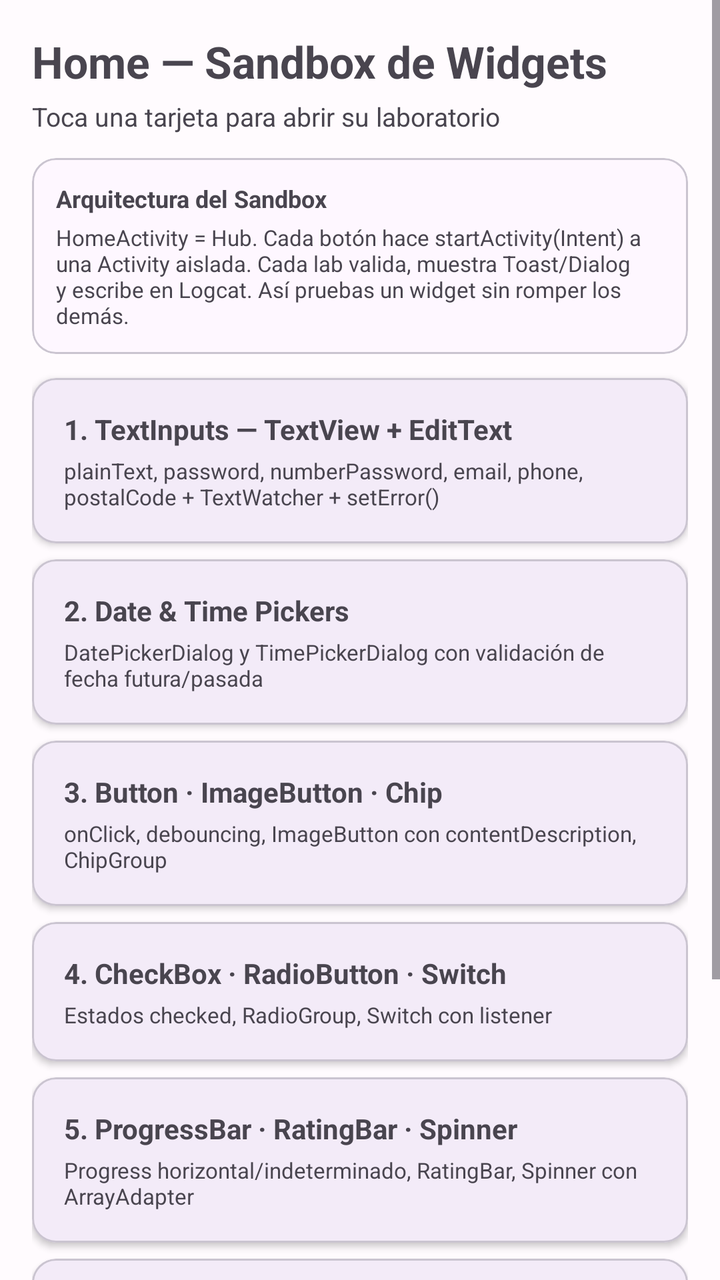
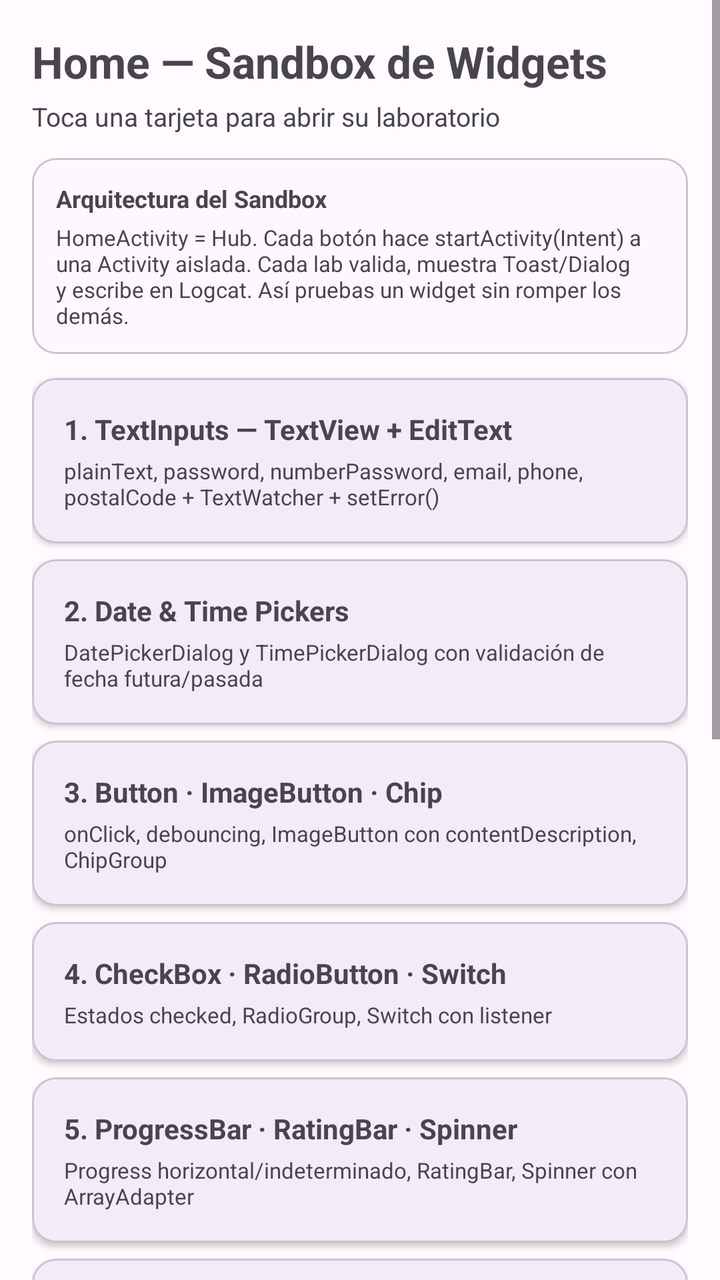

Two renders of the same Android screen: before a commit and after it. Below are the layout's source before the change and the commit's diff.
<!-- AndroidManifest.xml: application theme Theme.Sandbox -->
<!-- res/layout/activity_home.xml -->
<?xml version="1.0" encoding="utf-8"?>
<ScrollView xmlns:android="http://schemas.android.com/apk/res/android"
    xmlns:app="http://schemas.android.com/apk/res-auto"
    android:layout_width="match_parent"
    android:layout_height="match_parent"
    android:background="@color/surface">

    <LinearLayout
        android:layout_width="match_parent"
        android:layout_height="wrap_content"
        android:orientation="vertical"
        android:padding="16dp">

        <TextView
            android:layout_width="wrap_content"
            android:layout_height="wrap_content"
            android:text="@string/achome_title"
            android:textSize="22sp"
            android:textStyle="bold" />

        <TextView
            android:layout_width="wrap_content"
            android:layout_height="wrap_content"
            android:layout_marginTop="4dp"
            android:text="@string/achome_subtitle"
            android:textSize="13sp" />

        <com.google.android.material.card.MaterialCardView
            android:layout_width="match_parent"
            android:layout_height="wrap_content"
            android:layout_marginTop="12dp"
            app:cardElevation="0dp"
            app:strokeColor="@color/cardStroke"
            app:strokeWidth="1dp">

            <LinearLayout
                android:layout_width="match_parent"
                android:layout_height="wrap_content"
                android:orientation="vertical"
                android:padding="12dp">

                <TextView
                    android:layout_width="wrap_content"
                    android:layout_height="wrap_content"
                    android:text="@string/achome_arch_title"
                    android:textStyle="bold"
                    android:textSize="12sp" />

                <TextView
                    android:layout_width="wrap_content"
                    android:layout_height="wrap_content"
                    android:layout_marginTop="4dp"
                    android:text="@string/achome_arch_desc"
                    android:textSize="11sp" />
            </LinearLayout>
        </com.google.android.material.card.MaterialCardView>

        <com.google.android.material.card.MaterialCardView
            android:id="@+id/cardInputs"
            android:layout_width="match_parent"
            android:layout_height="wrap_content"
            android:layout_marginTop="12dp"
            app:cardElevation="2dp"
            android:clickable="true"
            android:focusable="true"
            android:foreground="?attr/selectableItemBackground">

            <LinearLayout
                android:layout_width="match_parent"
                android:layout_height="wrap_content"
                android:orientation="vertical"
                android:padding="16dp">

                <TextView
                    android:layout_width="wrap_content"
                    android:layout_height="wrap_content"
                    android:text="@string/achome_card_inputs"
                    android:textStyle="bold" />

                <TextView
                    android:layout_width="wrap_content"
                    android:layout_height="wrap_content"
                    android:layout_marginTop="4dp"
                    android:text="@string/achome_desc_inputs"
                    android:textSize="11sp" />
            </LinearLayout>
        </com.google.android.material.card.MaterialCardView>

        <com.google.android.material.card.MaterialCardView
            android:id="@+id/cardDateTime"
            android:layout_width="match_parent"
            android:layout_height="wrap_content"
            android:layout_marginTop="8dp"
            app:cardElevation="2dp"
            android:clickable="true"
            android:focusable="true"
            android:foreground="?attr/selectableItemBackground">

            <LinearLayout
                android:layout_width="match_parent"
                android:layout_height="wrap_content"
                android:orientation="vertical"
                android:padding="16dp">

                <TextView
                    android:layout_width="wrap_content"
                    android:layout_height="wrap_content"
                    android:text="@string/achome_card_datetime"
                    android:textStyle="bold" />

                <TextView
                    android:layout_width="wrap_content"
                    android:layout_height="wrap_content"
                    android:layout_marginTop="4dp"
                    android:text="@string/achome_desc_datetime"
                    android:textSize="11sp" />
            </LinearLayout>
        </com.google.android.material.card.MaterialCardView>

        <com.google.android.material.card.MaterialCardView
            android:id="@+id/cardButtons"
            android:layout_width="match_parent"
            android:layout_height="wrap_content"
            android:layout_marginTop="8dp"
            app:cardElevation="2dp"
            android:clickable="true"
            android:focusable="true"
            android:foreground="?attr/selectableItemBackground">

            <LinearLayout
                android:layout_width="match_parent"
                android:layout_height="wrap_content"
                android:orientation="vertical"
                android:padding="16dp">

                <TextView
                    android:layout_width="wrap_content"
                    android:layout_height="wrap_content"
                    android:text="@string/achome_card_buttons"
                    android:textStyle="bold" />

                <TextView
                    android:layout_width="wrap_content"
                    android:layout_height="wrap_content"
                    android:layout_marginTop="4dp"
                    android:text="@string/achome_desc_buttons"
                    android:textSize="11sp" />
            </LinearLayout>
        </com.google.android.material.card.MaterialCardView>

        <com.google.android.material.card.MaterialCardView
            android:id="@+id/cardSelection"
            android:layout_width="match_parent"
            android:layout_height="wrap_content"
            android:layout_marginTop="8dp"
            app:cardElevation="2dp"
            android:clickable="true"
            android:focusable="true"
            android:foreground="?attr/selectableItemBackground">

            <LinearLayout
                android:layout_width="match_parent"
                android:layout_height="wrap_content"
                android:orientation="vertical"
                android:padding="16dp">

                <TextView
                    android:layout_width="wrap_content"
                    android:layout_height="wrap_content"
                    android:text="@string/achome_card_selection"
                    android:textStyle="bold" />

                <TextView
                    android:layout_width="wrap_content"
                    android:layout_height="wrap_content"
                    android:layout_marginTop="4dp"
                    android:text="@string/achome_desc_selection"
                    android:textSize="11sp" />
            </LinearLayout>
        </com.google.android.material.card.MaterialCardView>

        <com.google.android.material.card.MaterialCardView
            android:id="@+id/cardFeedback"
            android:layout_width="match_parent"
            android:layout_height="wrap_content"
            android:layout_marginTop="8dp"
            app:cardElevation="2dp"
            android:clickable="true"
            android:focusable="true"
            android:foreground="?attr/selectableItemBackground">

            <LinearLayout
                android:layout_width="match_parent"
                android:layout_height="wrap_content"
                android:orientation="vertical"
                android:padding="16dp">

                <TextView
                    android:layout_width="wrap_content"
                    android:layout_height="wrap_content"
                    android:text="@string/achome_card_feedback"
                    android:textStyle="bold" />

                <TextView
                    android:layout_width="wrap_content"
                    android:layout_height="wrap_content"
                    android:layout_marginTop="4dp"
                    android:text="@string/achome_desc_feedback"
                    android:textSize="11sp" />
            </LinearLayout>
        </com.google.android.material.card.MaterialCardView>

        <com.google.android.material.card.MaterialCardView
            android:id="@+id/cardWebView"
            android:layout_width="match_parent"
            android:layout_height="wrap_content"
            android:layout_marginTop="8dp"
            app:cardElevation="2dp"
            android:clickable="true"
            android:focusable="true"
            android:foreground="?attr/selectableItemBackground">

            <LinearLayout
                android:layout_width="match_parent"
                android:layout_height="wrap_content"
                android:orientation="vertical"
                android:padding="16dp">

                <TextView
                    android:layout_width="wrap_content"
                    android:layout_height="wrap_content"
                    android:text="@string/achome_card_webview"
                    android:textStyle="bold" />

                <TextView
                    android:layout_width="wrap_content"
                    android:layout_height="wrap_content"
                    android:layout_marginTop="4dp"
                    android:text="@string/achome_desc_webview"
                    android:textSize="11sp" />
            </LinearLayout>
        </com.google.android.material.card.MaterialCardView>

        <com.google.android.material.card.MaterialCardView
            android:id="@+id/cardDialogs"
            android:layout_width="match_parent"
            android:layout_height="wrap_content"
            android:layout_marginTop="8dp"
            app:cardElevation="2dp"
            android:clickable="true"
            android:focusable="true"
            android:foreground="?attr/selectableItemBackground">

            <LinearLayout
                android:layout_width="match_parent"
                android:layout_height="wrap_content"
                android:orientation="vertical"
                android:padding="16dp">

                <TextView
                    android:layout_width="wrap_content"
                    android:layout_height="wrap_content"
                    android:text="@string/achome_card_dialogs"
                    android:textStyle="bold" />

                <TextView
                    android:layout_width="wrap_content"
                    android:layout_height="wrap_content"
                    android:layout_marginTop="4dp"
                    android:text="@string/achome_desc_dialogs"
                    android:textSize="11sp" />
            </LinearLayout>
        </com.google.android.material.card.MaterialCardView>

        <TextView
            android:layout_width="match_parent"
            android:layout_height="wrap_content"
            android:layout_marginTop="16dp"
            android:text="@string/achome_tip"
            android:textSize="11sp"
            android:textStyle="italic"
            android:gravity="center" />

    </LinearLayout>
</ScrollView>
<!-- resources referenced by this layout -->
<resources>
  <color name="cardStroke">#FFCAC4D0</color>
  <color name="surface">#FFFFFBFE</color>
  <string name="achome_arch_desc">HomeActivity = Hub. Cada botón hace startActivity(Intent) a una Activity aislada. Cada lab valida, muestra Toast/Dialog y escribe en Logcat. Así pruebas un widget sin romper los demás.</string>
  <string name="achome_arch_title">Arquitectura del Sandbox</string>
  <string name="achome_card_buttons">3. Button · ImageButton · Chip</string>
  <string name="achome_card_datetime">2. Date &amp; Time Pickers</string>
  <string name="achome_card_dialogs">7. Dialog · Toast · Logger</string>
  <string name="achome_card_feedback">5. ProgressBar · RatingBar · Spinner</string>
  <string name="achome_card_inputs">1. TextInputs — TextView + EditText</string>
  <string name="achome_card_selection">4. CheckBox · RadioButton · Switch</string>
  <string name="achome_card_webview">6. WebView</string>
  <string name="achome_desc_buttons">onClick, debouncing, ImageButton con contentDescription, ChipGroup</string>
  <string name="achome_desc_datetime">DatePickerDialog y TimePickerDialog con validación de fecha futura/pasada</string>
  <string name="achome_desc_dialogs">AlertDialog, Date/Time dialogs, Snackbar simulado con Toast, Log.v/d/i/w/e</string>
  <string name="achome_desc_feedback">Progress horizontal/indeterminado, RatingBar, Spinner con ArrayAdapter</string>
  <string name="achome_desc_inputs">plainText, password, numberPassword, email, phone, postalCode + TextWatcher + setError()</string>
  <string name="achome_desc_selection">Estados checked, RadioGroup, Switch con listener</string>
  <string name="achome_desc_webview">WebView + WebViewClient + permisos INTERNET</string>
  <string name="achome_subtitle">Toca una tarjeta para abrir su laboratorio</string>
  <string name="achome_tip">Tip: abre Logcat, filtra por SANDBOX_* para ver cada laboratorio.</string>
  <string name="achome_title">Home — Sandbox de Widgets</string>
  <style name="Theme.Sandbox" parent="Base.Theme.Sandbox" />
  <style name="Base.Theme.Sandbox" parent="Theme.Material3.DayNight.NoActionBar">
          
          
      </style>
</resources>

<!-- the commit's change to res/layout/activity_home.xml (unified diff, before → after) -->
@@ -272,6 +272,99 @@
             </LinearLayout>
         </com.google.android.material.card.MaterialCardView>
 
+        <com.google.android.material.card.MaterialCardView
+            android:id="@+id/cardLayouts"
+            android:layout_width="match_parent"
+            android:layout_height="wrap_content"
+            android:layout_marginTop="8dp"
+            app:cardElevation="2dp"
+            android:clickable="true"
+            android:focusable="true"
+            android:foreground="?attr/selectableItemBackground">
+
+            <LinearLayout
+                android:layout_width="match_parent"
+                android:layout_height="wrap_content"
+                android:orientation="vertical"
+                android:padding="16dp">
+
+                <TextView
+                    android:layout_width="wrap_content"
+                    android:layout_height="wrap_content"
+                    android:text="@string/achome_card_layouts"
+                    android:textStyle="bold" />
+
+                <TextView
+                    android:layout_width="wrap_content"
+                    android:layout_height="wrap_content"
+                    android:layout_marginTop="4dp"
+                    android:text="@string/achome_desc_layouts"
+                    android:textSize="11sp" />
+            </LinearLayout>
+        </com.google.android.material.card.MaterialCardView>
+
+        <com.google.android.material.card.MaterialCardView
+            android:id="@+id/cardScroll"
+            android:layout_width="match_parent"
+            android:layout_height="wrap_content"
+            android:layout_marginTop="8dp"
+            app:cardElevation="2dp"
+            android:clickable="true"
+            android:focusable="true"
+            android:foreground="?attr/selectableItemBackground">
+
+            <LinearLayout
+                android:layout_width="match_parent"
+                android:layout_height="wrap_content"
+                android:orientation="vertical"
+                android:padding="16dp">
+
+                <TextView
+                    android:layout_width="wrap_content"
+                    android:layout_height="wrap_content"
+                    android:text="@string/achome_card_scroll"
+                    android:textStyle="bold" />
+
+                <TextView
+                    android:layout_width="wrap_content"
+                    android:layout_height="wrap_content"
+                    android:layout_marginTop="4dp"
+                    android:text="@string/achome_desc_scroll"
+                    android:textSize="11sp" />
+            </LinearLayout>
+        </com.google.android.material.card.MaterialCardView>
+
+        <com.google.android.material.card.MaterialCardView
+            android:id="@+id/cardRecycler"
+            android:layout_width="match_parent"
+            android:layout_height="wrap_content"
+            android:layout_marginTop="8dp"
+            app:cardElevation="2dp"
+            android:clickable="true"
+            android:focusable="true"
+            android:foreground="?attr/selectableItemBackground">
+
+            <LinearLayout
+                android:layout_width="match_parent"
+                android:layout_height="wrap_content"
+                android:orientation="vertical"
+                android:padding="16dp">
+
+                <TextView
+                    android:layout_width="wrap_content"
+                    android:layout_height="wrap_content"
+                    android:text="@string/achome_card_recycler"
+                    android:textStyle="bold" />
+
+                <TextView
+                    android:layout_width="wrap_content"
+                    android:layout_height="wrap_content"
+                    android:layout_marginTop="4dp"
+                    android:text="@string/achome_desc_recycler"
+                    android:textSize="11sp" />
+            </LinearLayout>
+        </com.google.android.material.card.MaterialCardView>
+
         <TextView
             android:layout_width="match_parent"
             android:layout_height="wrap_content"
<!-- resource entries referenced after the edit -->
@@ -9,6 +9,9 @@
   <string name="achome_card_dialogs">7. Dialog · Toast · Logger</string>
   <string name="achome_card_feedback">5. ProgressBar · RatingBar · Spinner</string>
   <string name="achome_card_inputs">1. TextInputs — TextView + EditText</string>
+  <string name="achome_card_layouts">8. Layouts — Constraint / Linear / Table</string>
+  <string name="achome_card_recycler">10. RecyclerView — Contactos</string>
+  <string name="achome_card_scroll">9. Lista simple — ScrollView</string>
   <string name="achome_card_selection">4. CheckBox · RadioButton · Switch</string>
   <string name="achome_card_webview">6. WebView</string>
   <string name="achome_desc_buttons">onClick, debouncing, ImageButton con contentDescription, ChipGroup</string>
@@ -16,6 +19,9 @@
   <string name="achome_desc_dialogs">AlertDialog, Date/Time dialogs, Snackbar simulado con Toast, Log.v/d/i/w/e</string>
   <string name="achome_desc_feedback">Progress horizontal/indeterminado, RatingBar, Spinner con ArrayAdapter</string>
   <string name="achome_desc_inputs">plainText, password, numberPassword, email, phone, postalCode + TextWatcher + setError()</string>
+  <string name="achome_desc_layouts">ConstraintLayout plano, LinearLayout vertical/horizontal, TableLayout con stretchColumns</string>
+  <string name="achome_desc_recycler">RecyclerView + Adapter + ViewHolder + Card | foto | nombre correo teléfono</string>
+  <string name="achome_desc_scroll">ScrollView + LinearLayout, 10 contactos hardcodeados, sin adapter</string>
   <string name="achome_desc_selection">Estados checked, RadioGroup, Switch con listener</string>
   <string name="achome_desc_webview">WebView + WebViewClient + permisos INTERNET</string>
   <string name="achome_subtitle">Toca una tarjeta para abrir su laboratorio</string>
